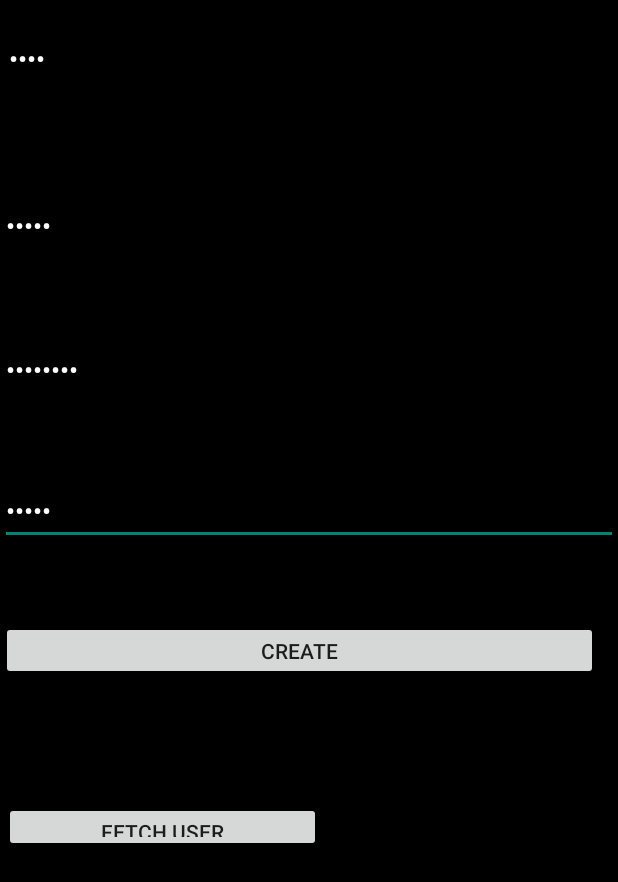
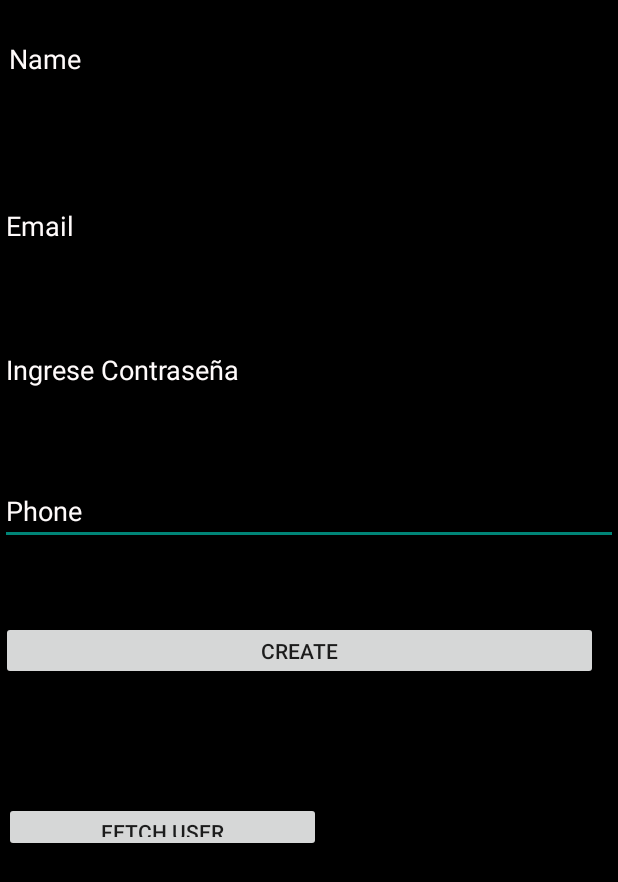
Before and after one commit to jccamacho98/FOD_FAST, an Android app: the mysql screen opened directly, with no data from a screen before it, after a tap on "CREATE", on a phone screen of 412 x 824 dp. Shown: the top 882 px of the screen. Run offline under Robolectric (Android 15) with nearby library versions, the phone set to English and light mode, and no system bars; our stand-ins replace Volley; network calls fail.

Commit message:
acabados_mysql
se implemento mejor  la vista crear usuario

```diff
--- a/app/src/main/java/edu/unicauca/ttm/appcomidas/mysql.java
+++ b/app/src/main/java/edu/unicauca/ttm/appcomidas/mysql.java
@@ -28,7 +28,7 @@ public class mysql extends AppCompatActivity implements View.OnClickListener{
 
     RequestQueue requestQueue;
 
-    private static final String URL1 = "http://192.168.101.73/FOD_FAST/save.php";
+    private static final String URL1 = "http://192.168.0.187/FOD_FAST/save.php";
 
     @Override
     protected void onCreate(Bundle savedInstancesState){
@@ -61,18 +61,18 @@ public class mysql extends AppCompatActivity implements View.OnClickListener{
         int id = v.getId();
 
         if (id == R.id.btnCreate){
-            String nombre = etName.getText().toString().trim();
+            String name = etName.getText().toString().trim();
             String email = etEmail.getText().toString().trim();
             String password = etPassword.getText().toString().trim();
             String phone = etPhone.getText().toString().trim();
 
-            createUser(nombre, email, password, phone);
+            createUser(name, email, password, phone);
 
         }else if (id == R.id.btnFetch){
 
         }
     }
-    private void createUser(final String nombre, final String email, final String password, final String phone){
+    private void createUser(final String name, final String email, final String password, final String phone){
 
         StringRequest stringRequest = new StringRequest(
                 Request.Method.POST,
@@ -91,11 +91,10 @@ public class mysql extends AppCompatActivity implements View.OnClickListener{
                 }
 
         ){
-            @Nullable
             @Override
             protected Map<String, String> getParams() throws AuthFailureError {
                 Map<String, String> params = new HashMap<>();
-                params.put("name", nombre);
+                params.put("name", name);
                 params.put("email", email);
                 params.put("password", password);
                 params.put("phone", phone);
--- a/app/src/main/res/layout/activity_mysql.xml
+++ b/app/src/main/res/layout/activity_mysql.xml
@@ -11,9 +11,8 @@
         android:layout_width="match_parent"
         android:layout_height="wrap_content"
         android:ems="10"
-        android:hint="@string/Contrasena"
-        android:inputType="textPassword"
-        android:text="phone"
+        android:hint="Phone"
+        android:inputType="text"
         android:textColor="#FFFEFE"
         android:textColorHint="#FFFBFB"
         app:layout_constraintBottom_toBottomOf="parent"
@@ -28,7 +27,6 @@
         android:ems="10"
         android:hint="@string/Contrasena"
         android:inputType="textPassword"
-        android:text="password"
         android:textColor="#FFFEFE"
         android:textColorHint="#FFFBFB"
         app:layout_constraintBottom_toBottomOf="parent"
@@ -41,9 +39,8 @@
         android:layout_width="match_parent"
         android:layout_height="wrap_content"
         android:ems="10"
-        android:hint="@string/Contrasena"
-        android:inputType="textPassword"
-        android:text="email"
+        android:hint="Email"
+        android:inputType="text"
         android:textColor="#FFFEFE"
         android:textColorHint="#FFFBFB"
         app:layout_constraintBottom_toBottomOf="parent"
@@ -60,9 +57,8 @@
         android:layout_marginStart="2dp"
         android:layout_marginTop="16dp"
         android:ems="10"
-        android:hint="@string/Contrasena"
-        android:inputType="textPassword"
-        android:text="name"
+        android:hint="Name"
+        android:inputType="text"
         android:textColor="#FFFEFE"
         android:textColorHint="#FFFBFB"
         app:layout_constraintBottom_toTopOf="@+id/etEmail"
```
